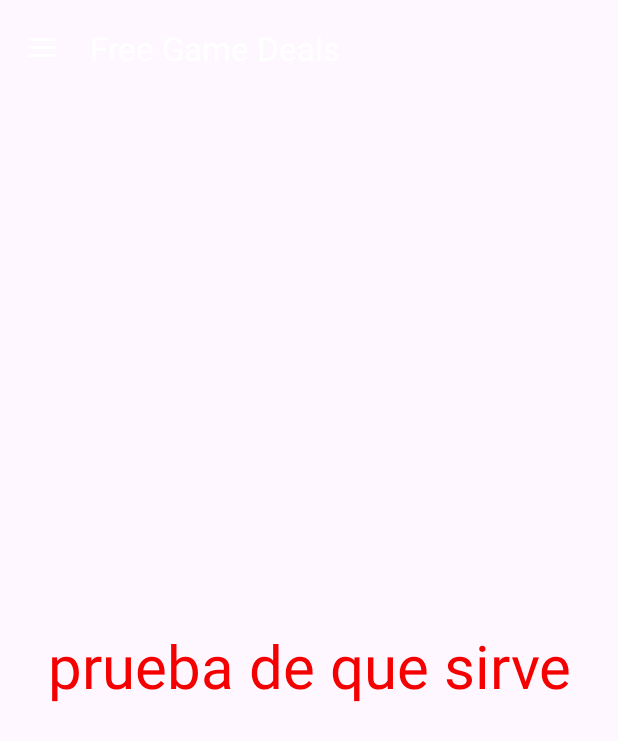
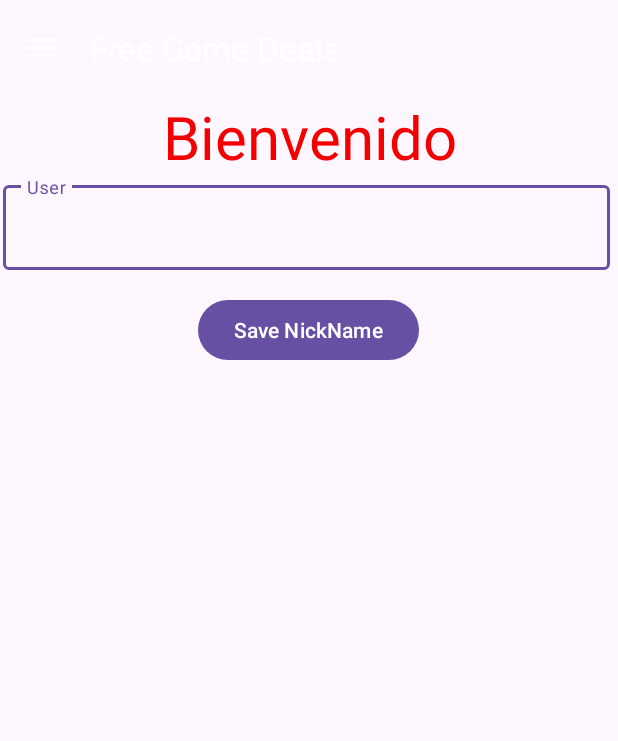
Before and after one commit to BasurKING23/InfoGaming, an Android app built with Jetpack Compose: the screen it shows after launch (MainActivity), in the side drawer, after a tap on "Free Game Deals", on a phone screen of 412 x 824 dp. Shown: the top 741 px of the screen. Run offline under Robolectric (Android 15) with nearby library versions, the phone set to English and light mode, and no system bars; our stand-ins replace navigation-ui.

Commit message:
funcionamiento al 100

```diff
--- a/app/src/main/AndroidManifest.xml
+++ b/app/src/main/AndroidManifest.xml
@@ -16,7 +16,7 @@
         <activity
             android:name=".activity.free_games.GameDetailActivity"
             android:exported="false"
-            tools:ignore="MissingClass" />
+            android:theme="@style/Theme.InfoGaming.NoActionBar"/>
 
         <activity
             android:name=".MainActivity"
--- a/app/src/main/java/com/example/infogaming/MainActivity.kt
+++ b/app/src/main/java/com/example/infogaming/MainActivity.kt
@@ -2,6 +2,7 @@ package com.example.infogaming
 
 import android.os.Bundle
 import android.view.Menu
+import android.widget.TextView
 import androidx.appcompat.app.AppCompatActivity
 import androidx.drawerlayout.widget.DrawerLayout
 import com.google.android.material.navigation.NavigationView
@@ -37,6 +38,11 @@ class MainActivity : AppCompatActivity() {
         )
         setupActionBarWithNavController(navController, appBarConfiguration)
         navView.setupWithNavController(navController)
+
+        val nicknameTextView: TextView = binding.navView.getHeaderView(0).findViewById(R.id.nickname)
+        val sharedPrefs = getSharedPreferences("prefs", 0)
+        val nickname = sharedPrefs.getString("usuario_guardado", "")
+        nicknameTextView.text = nickname
     }
 
 //    override fun onCreateOptionsMenu(menu: Menu): Boolean {
--- a/app/src/main/java/com/example/infogaming/activity/gameDeals/detailsGameDeals.kt
+++ b/app/src/main/java/com/example/infogaming/activity/gameDeals/detailsGameDeals.kt
@@ -1,27 +1,46 @@
 package com.example.infogaming.activity.gameDeals
 
+import android.annotation.SuppressLint
 import android.os.Bundle
 import android.view.LayoutInflater
 import android.view.View
 import android.view.ViewGroup
+import android.widget.TextView
+import androidx.compose.ui.semantics.text
 import androidx.fragment.app.Fragment
+import com.example.infogaming.R
+
 import com.example.infogaming.databinding.FreeGameDealsBinding
+import com.example.infogaming.databinding.NavHeaderMainBinding
 
 class FreeGamesDealsFragment : Fragment() {
 
-    // Usa el nombre de binding correcto generado por Android para el archivo XML
     lateinit var binding: FreeGameDealsBinding
 
+    @SuppressLint("ResourceType")
     override fun onCreateView(
         inflater: LayoutInflater,
         container: ViewGroup?,
         savedInstanceState: Bundle?
-    ): View? {
-        // Infla el layout y asigna el binding correctamente
+    ): View {
         binding = FreeGameDealsBinding.inflate(inflater, container, false)
 
-        // Modifica el texto del TextView en el layout
-        binding.textfreegamesdeal.text
+        val sharedPrefs = requireContext().getSharedPreferences("prefs", 0)
+
+        // Mostrar el nombre guardado si existe
+        val nombreGuardado = sharedPrefs.getString("usuario_guardado", "")
+        binding.textfreegamesdeal.text = if (nombreGuardado.isNullOrEmpty()) {
+            "Bienvenido"
+        } else {
+            "Hola, $nombreGuardado"
+        }
+
+        binding.saveNoteBtn.setOnClickListener {
+            val texto = binding.editTextGameNote.text.toString()
+            sharedPrefs.edit().putString("usuario_guardado", texto).apply()
+
+            binding.textfreegamesdeal.text = "Hola, $texto"
+        }
 
         return binding.root
     }
--- a/app/src/main/res/layout/free_game_deals.xml
+++ b/app/src/main/res/layout/free_game_deals.xml
@@ -1,16 +1,39 @@
 <?xml version="1.0" encoding="utf-8"?>
-<androidx.constraintlayout.widget.ConstraintLayout
+<LinearLayout
     xmlns:android="http://schemas.android.com/apk/res/android"
     android:layout_width="match_parent"
-    android:layout_height="match_parent">
+    android:layout_height="match_parent"
+    android:orientation="vertical">
 
     <TextView
         android:id="@+id/textfreegamesdeal"
         android:layout_width="match_parent"
-        android:layout_height="match_parent"
-        android:text="prueba de que sirve"
+        android:layout_height="wrap_content"
         android:gravity="center"
         android:textSize="40sp"
         android:textColor="#F40000"/>
 
-</androidx.constraintlayout.widget.ConstraintLayout>
+    <com.google.android.material.textfield.TextInputLayout
+        android:id="@+id/saveNote"
+        android:layout_width="match_parent"
+        android:layout_height="wrap_content"
+        android:hint="@string/user"
+        android:paddingStart="2dp"
+        android:paddingEnd="5dp">
+
+        <com.google.android.material.textfield.TextInputEditText
+            android:id="@+id/editTextGameNote"
+            android:layout_width="match_parent"
+            android:layout_height="wrap_content"/>
+
+    </com.google.android.material.textfield.TextInputLayout>
+
+    <Button
+        android:id="@+id/saveNoteBtn"
+        android:layout_width="wrap_content"
+        android:layout_height="wrap_content"
+        android:text="@string/Save"
+        android:layout_marginTop="16dp"
+        android:layout_gravity="center"/>
+
+</LinearLayout>
--- a/app/src/main/res/layout/item_newsletter.xml
+++ b/app/src/main/res/layout/item_newsletter.xml
@@ -1,11 +1,11 @@
 <?xml version="1.0" encoding="utf-8"?>
-<androidx.constraintlayout.widget.ConstraintLayout xmlns:android="http://schemas.android.com/apk/res/android"
+<androidx.constraintlayout.widget.ConstraintLayout
+    xmlns:android="http://schemas.android.com/apk/res/android"
     android:layout_width="match_parent"
     android:layout_height="wrap_content"
     xmlns:tools="http://schemas.android.com/tools">
 
     <ScrollView
-        xmlns:android="http://schemas.android.com/apk/res/android"
         android:layout_width="match_parent"
         android:layout_height="match_parent"
         android:fillViewport="true"
--- a/app/src/main/res/layout/nav_header_main.xml
+++ b/app/src/main/res/layout/nav_header_main.xml
@@ -12,12 +12,24 @@ android:paddingRight="16dp"
 android:paddingBottom="16dp"
 android:theme="@style/ThemeOverlay.AppCompat.Dark">
 
+
 <TextView
     android:layout_width="match_parent"
     android:layout_height="wrap_content"
-    android:paddingTop="8dp"
+    android:paddingTop="16dp"
+    android:textStyle="bold"
     android:text="@string/Title"
     android:textAppearance="@style/TextAppearance.AppCompat.Body1"
     android:textSize="22sp"/>
 
+    <TextView
+        android:id="@+id/nickname"
+        android:layout_width="match_parent"
+        android:layout_height="wrap_content"
+        android:paddingTop="12dp"
+        android:text="@string/NickName"
+        android:textStyle="italic"
+        android:textSize="16sp"/>
+
+
 </LinearLayout>
--- a/app/src/main/res/values-night/themes.xml
+++ b/app/src/main/res/values-night/themes.xml
@@ -6,8 +6,8 @@
     </style>
 
 
-    <style name="Theme.InfoGaming.NoActionBar">
-        <item name="windowActionBar">false</item>
-        <item name="windowNoTitle">true</item>
-    </style>
+<!--    <style name="Theme.InfoGaming.NoActionBar">-->
+<!--        <item name="windowActionBar">false</item>-->
+<!--        <item name="windowNoTitle">true</item>-->
+<!--    </style>-->
 </resources>
--- a/app/src/main/res/values/strings.xml
+++ b/app/src/main/res/values/strings.xml
@@ -16,4 +16,7 @@
     <string name="dialog_message">Do you want to open this game?</string>
     <string name="dialog_title_with_news">Opened this news</string>
     <string name="dialog_message_news">Do you want to open this news?</string>
+    <string name="user">User</string>
+    <string name="Save">Save NickName</string>
+    <string name="NickName">Nickname</string>
 </resources>
```
Also changed, not shown: 1 other file.
